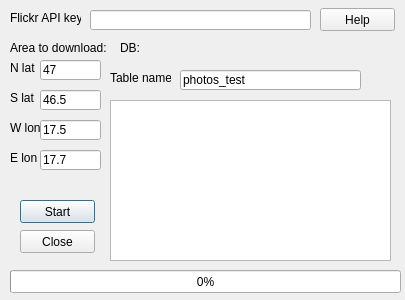
samanbey/flickrdl, file flickrdl_dialog_base.ui: the form before one commit.
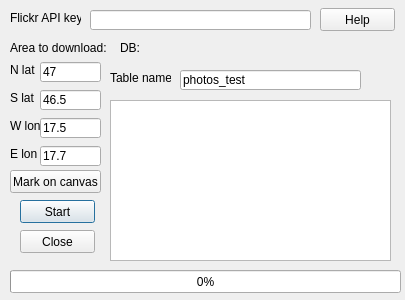
The form after the commit. Icons and pictures are not drawn. Custom widgets are drawn as their Qt base class.

Commit message: version 0.8 - bounding box selection on map canvas - bug fixes

What changed in the file:
```diff
--- a/flickrdl_dialog_base.ui
+++ b/flickrdl_dialog_base.ui
@@ -60,7 +60,7 @@
    <property name="geometry">
     <rect>
      <x>10</x>
-     <y>60</y>
+     <y>62</y>
      <width>31</width>
      <height>16</height>
     </rect>
@@ -73,7 +73,7 @@
    <property name="geometry">
     <rect>
      <x>40</x>
-     <y>60</y>
+     <y>62</y>
      <width>61</width>
      <height>20</height>
     </rect>
@@ -112,7 +112,7 @@
    <property name="geometry">
     <rect>
      <x>10</x>
-     <y>120</y>
+     <y>118</y>
      <width>31</width>
      <height>16</height>
     </rect>
@@ -125,7 +125,7 @@
    <property name="geometry">
     <rect>
      <x>40</x>
-     <y>120</y>
+     <y>118</y>
      <width>61</width>
      <height>20</height>
     </rect>
@@ -138,7 +138,7 @@
    <property name="geometry">
     <rect>
      <x>10</x>
-     <y>150</y>
+     <y>146</y>
      <width>31</width>
      <height>16</height>
     </rect>
@@ -151,7 +151,7 @@
    <property name="geometry">
     <rect>
      <x>40</x>
-     <y>150</y>
+     <y>146</y>
      <width>61</width>
      <height>20</height>
     </rect>
@@ -280,6 +280,19 @@
     <string>Help</string>
    </property>
   </widget>
+  <widget class="QPushButton" name="pbMarkArea">
+   <property name="geometry">
+    <rect>
+     <x>10</x>
+     <y>170</y>
+     <width>91</width>
+     <height>23</height>
+    </rect>
+   </property>
+   <property name="text">
+    <string>Mark on canvas</string>
+   </property>
+  </widget>
  </widget>
  <customwidgets>
   <customwidget>
```
Left out of the diff: 5 changed lines with no effect on the pictures. The commit also changes 4 other files.
